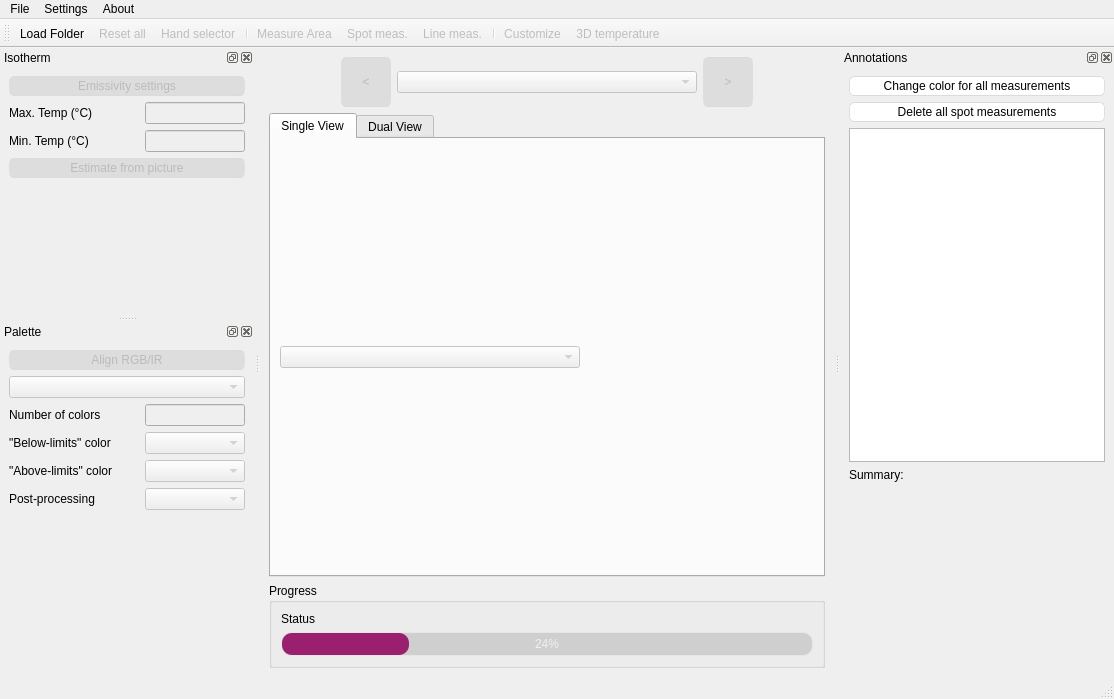
Above: ui/main_window.ui from s-du/Thermogram before the change. Below: the same form after it.
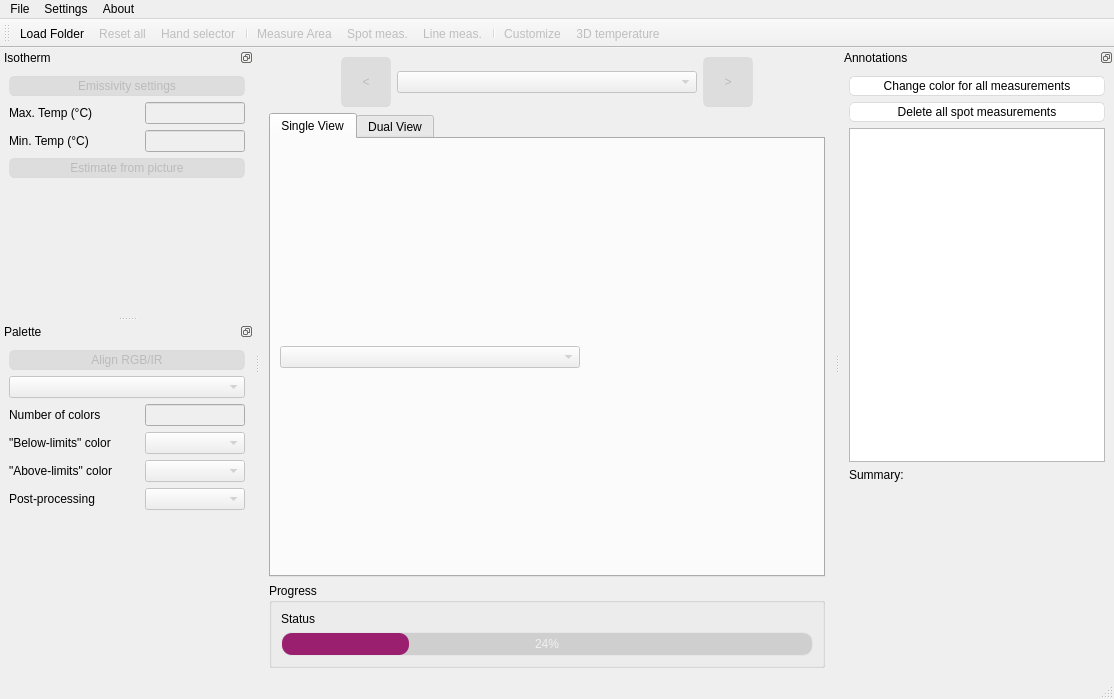
That is the form after the change.

```diff
--- a/ui/main_window.ui
+++ b/ui/main_window.ui
@@ -360,6 +360,9 @@
    <property name="enabled">
     <bool>true</bool>
    </property>
+   <property name="features">
+    <set>QDockWidget::DockWidgetFloatable|QDockWidget::DockWidgetMovable</set>
+   </property>
    <property name="allowedAreas">
     <set>Qt::LeftDockWidgetArea|Qt::RightDockWidgetArea</set>
    </property>
@@ -522,6 +525,9 @@
    <property name="enabled">
     <bool>true</bool>
    </property>
+   <property name="features">
+    <set>QDockWidget::DockWidgetFloatable|QDockWidget::DockWidgetMovable</set>
+   </property>
    <property name="allowedAreas">
     <set>Qt::LeftDockWidgetArea|Qt::RightDockWidgetArea</set>
    </property>
@@ -759,6 +765,9 @@
    <property name="enabled">
     <bool>true</bool>
    </property>
+   <property name="features">
+    <set>QDockWidget::DockWidgetFloatable|QDockWidget::DockWidgetMovable</set>
+   </property>
    <property name="allowedAreas">
     <set>Qt::BottomDockWidgetArea|Qt::LeftDockWidgetArea|Qt::RightDockWidgetArea</set>
    </property>
```
